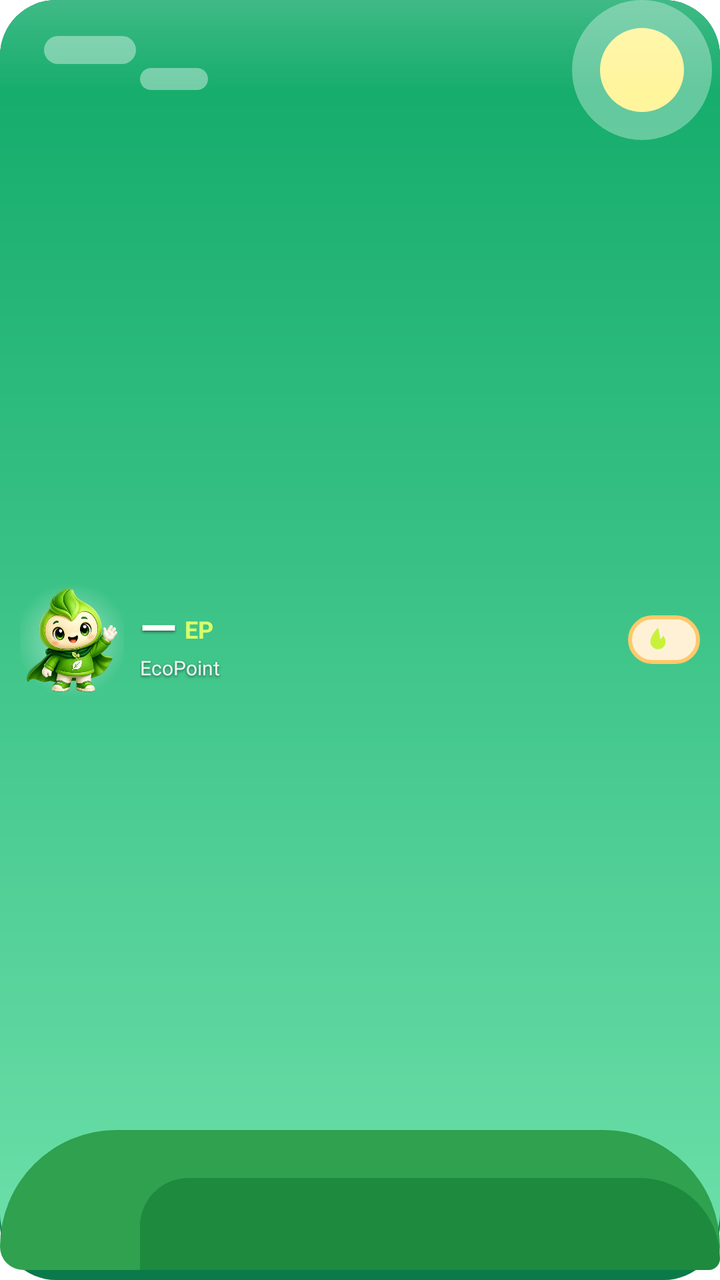
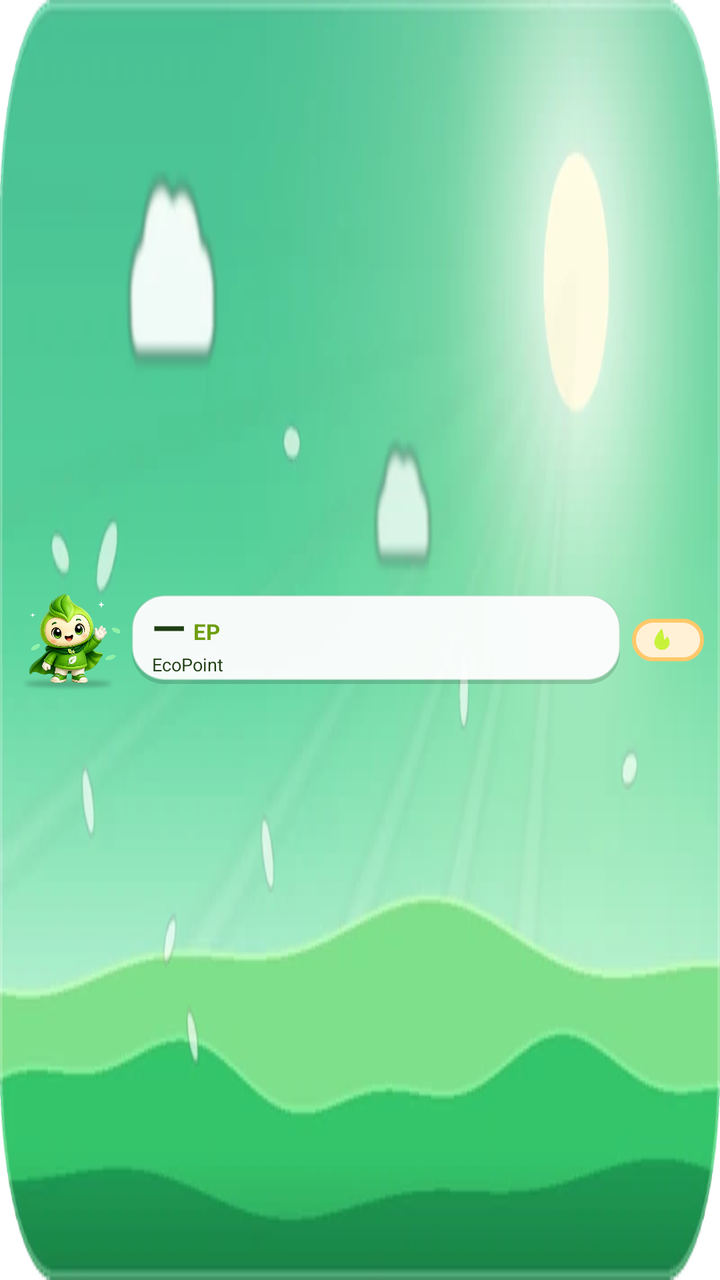

An Android layout rendered at two revisions. The XML below is the earlier revision; the diff shows what the commit changed to produce the second picture.
<!-- AndroidManifest.xml: fallback theme Theme.MaterialComponents.DayNight.NoActionBar -->
<!-- res/layout/ep_widget_xs.xml -->
<?xml version="1.0" encoding="utf-8"?>
<FrameLayout xmlns:android="http://schemas.android.com/apk/res/android" android:id="@+id/ep_widget_root" android:layout_width="match_parent" android:layout_height="match_parent" android:background="@drawable/ep_widget_bg">
<LinearLayout android:layout_width="match_parent" android:layout_height="match_parent" android:gravity="center_vertical" android:orientation="horizontal" android:padding="10dp">
<ImageView android:id="@+id/ep_widget_mascot" android:layout_width="52dp" android:layout_height="match_parent" android:background="@drawable/ep_widget_halo" android:contentDescription="EcoFriend" android:scaleType="fitCenter" android:src="@drawable/ecofriend_normal" />
<LinearLayout android:layout_width="0dp" android:layout_height="wrap_content" android:layout_weight="1" android:layout_marginStart="8dp" android:orientation="vertical">
<LinearLayout android:layout_width="wrap_content" android:layout_height="wrap_content" android:gravity="bottom" android:orientation="horizontal">
<TextView android:id="@+id/ep_widget_balance" android:layout_width="wrap_content" android:layout_height="wrap_content" android:includeFontPadding="false" android:maxLines="1" android:text="—" android:textStyle="bold" android:textColor="@color/ef_w_text" android:shadowColor="#80000000" android:shadowDx="0" android:shadowDy="2" android:shadowRadius="3" android:textSize="24sp" />
<TextView android:id="@+id/ep_widget_unit" android:layout_width="wrap_content" android:layout_height="wrap_content" android:layout_marginStart="4dp" android:layout_marginBottom="3dp" android:includeFontPadding="false" android:textStyle="bold" android:text="EP" android:textColor="@color/ef_w_lime"  android:textSize="12sp" />
</LinearLayout>
<TextView android:id="@+id/ep_widget_label" android:layout_width="match_parent" android:layout_height="wrap_content" android:ellipsize="end" android:includeFontPadding="false" android:maxLines="1" android:text="EcoPoint" android:textColor="@color/ef_w_sub" android:shadowColor="#80000000" android:shadowDx="0" android:shadowDy="2" android:shadowRadius="3" android:textSize="10sp" />
</LinearLayout>
<LinearLayout android:id="@+id/ep_widget_streak_chip" android:layout_width="wrap_content" android:layout_height="wrap_content" android:background="@drawable/ep_widget_chip" android:gravity="center_vertical" android:orientation="horizontal" android:paddingStart="8dp" android:paddingEnd="10dp" android:paddingTop="4dp" android:paddingBottom="4dp">
<ImageView android:id="@+id/ep_widget_flame" android:layout_width="14dp" android:layout_height="14dp" android:importantForAccessibility="no" android:src="@drawable/ep_widget_flame" />
<TextView android:id="@+id/ep_widget_streak" android:layout_width="wrap_content" android:layout_height="wrap_content" android:layout_marginStart="4dp" android:includeFontPadding="false" android:textStyle="bold" android:textColor="@color/ef_w_flame" android:textSize="14sp" android:text="" />
</LinearLayout>
</LinearLayout>
</FrameLayout>
<!-- resources referenced by this layout -->
<resources>
  <color name="ef_w_flame">#FFF57C00</color>
  <color name="ef_w_lime">#FFD9FF6B</color>
  <color name="ef_w_sub">#E6FFFFFF</color>
  <color name="ef_w_text">#FFFFFFFF</color>
  <!-- drawable ecofriend_normal: png bitmap (drawable-nodpi, 161471 bytes) -->
  <!-- drawable ep_widget_bg: vector/xml drawable (drawable, 2232 chars, omitted) -->
  <!-- drawable ep_widget_chip (drawable) -->
  <?xml version="1.0" encoding="utf-8"?>
  <shape xmlns:android="http://schemas.android.com/apk/res/android" android:shape="rectangle"><solid android:color="@color/ef_w_chip" /><stroke android:width="2dp" android:color="@color/ef_w_chip_stroke" /><corners android:radius="999dp" /></shape>
  <!-- drawable ep_widget_flame (drawable) -->
  <?xml version="1.0" encoding="utf-8"?>
  <vector xmlns:android="http://schemas.android.com/apk/res/android"
      android:width="24dp"
      android:height="24dp"
      android:viewportWidth="24"
      android:viewportHeight="24">
      <path
          android:fillColor="#FFC8F23A"
          android:pathData="M12,2C12,2 5.5,8.5 5.5,14a6.5,6.5 0 0 0 13,0c0,-2.2 -1,-3.8 -2.1,-5.3c-0.5,1.6 -1.5,2.6 -2.6,3.1C13.8,8.2 12,2 12,2z" />
  </vector>
  <!-- drawable ep_widget_halo (drawable) -->
  <?xml version="1.0" encoding="utf-8"?>
  <shape xmlns:android="http://schemas.android.com/apk/res/android" android:shape="rectangle"><gradient android:type="radial" android:gradientRadius="55%" android:startColor="@color/ef_w_halo_in" android:endColor="@color/ef_w_halo_out" /></shape>
  <color name="ef_w_chip">#FFFFF1D6</color>
  <color name="ef_w_chip_stroke">#FFFFC96B</color>
  <color name="ef_w_halo_in">#80FFFFFF</color>
  <color name="ef_w_halo_out">#00FFFFFF</color>
</resources>

<!-- the commit's change to res/layout/ep_widget_xs.xml (unified diff, before → after) -->
@@ -1,17 +1,20 @@
 <?xml version="1.0" encoding="utf-8"?>
-<FrameLayout xmlns:android="http://schemas.android.com/apk/res/android" android:id="@+id/ep_widget_root" android:layout_width="match_parent" android:layout_height="match_parent" android:background="@drawable/ep_widget_bg">
-<LinearLayout android:layout_width="match_parent" android:layout_height="match_parent" android:gravity="center_vertical" android:orientation="horizontal" android:padding="10dp">
-<ImageView android:id="@+id/ep_widget_mascot" android:layout_width="52dp" android:layout_height="match_parent" android:background="@drawable/ep_widget_halo" android:contentDescription="EcoFriend" android:scaleType="fitCenter" android:src="@drawable/ecofriend_normal" />
-<LinearLayout android:layout_width="0dp" android:layout_height="wrap_content" android:layout_weight="1" android:layout_marginStart="8dp" android:orientation="vertical">
-<LinearLayout android:layout_width="wrap_content" android:layout_height="wrap_content" android:gravity="bottom" android:orientation="horizontal">
-<TextView android:id="@+id/ep_widget_balance" android:layout_width="wrap_content" android:layout_height="wrap_content" android:includeFontPadding="false" android:maxLines="1" android:text="—" android:textStyle="bold" android:textColor="@color/ef_w_text" android:shadowColor="#80000000" android:shadowDx="0" android:shadowDy="2" android:shadowRadius="3" android:textSize="24sp" />
-<TextView android:id="@+id/ep_widget_unit" android:layout_width="wrap_content" android:layout_height="wrap_content" android:layout_marginStart="4dp" android:layout_marginBottom="3dp" android:includeFontPadding="false" android:textStyle="bold" android:text="EP" android:textColor="@color/ef_w_lime"  android:textSize="12sp" />
+<FrameLayout xmlns:android="http://schemas.android.com/apk/res/android" android:id="@+id/ep_widget_root" android:layout_width="match_parent" android:layout_height="match_parent">
+<ImageView android:id="@+id/ep_widget_bgimg" android:layout_width="match_parent" android:layout_height="match_parent" android:src="@drawable/ep_w_bg_day_wide" android:scaleType="fitXY" android:importantForAccessibility="no" />
+<LinearLayout android:layout_width="match_parent" android:layout_height="match_parent" android:orientation="horizontal" android:gravity="center_vertical" android:padding="8dp">
+<ImageView android:id="@+id/ep_widget_mascot" android:layout_width="52dp" android:layout_height="match_parent" android:src="@drawable/ecofriend_w_day" android:scaleType="fitCenter" android:contentDescription="EcoFriend" />
+<LinearLayout android:layout_width="0dp" android:layout_height="wrap_content" android:orientation="vertical" android:id="@+id/ep_w_p1" android:background="@drawable/ep_w_panel_light" android:paddingStart="10dp" android:paddingEnd="10dp" android:paddingTop="4dp" android:paddingBottom="4dp" android:layout_weight="1" android:layout_marginStart="6dp">
+<LinearLayout android:layout_width="wrap_content" android:layout_height="wrap_content" android:orientation="horizontal" android:gravity="bottom">
+<TextView android:id="@+id/ep_widget_balance" android:layout_width="wrap_content" android:layout_height="wrap_content" android:includeFontPadding="false" android:maxLines="1" android:ellipsize="end" android:text="—" android:textColor="@color/ef_w_ink" android:textSize="22sp" android:textStyle="bold" />
+<TextView android:id="@+id/ep_widget_unit" android:layout_width="wrap_content" android:layout_height="wrap_content" android:includeFontPadding="false" android:maxLines="1" android:ellipsize="end" android:text="EP" android:textColor="@color/ef_w_green_lip" android:textSize="11sp" android:textStyle="bold" android:layout_marginStart="4dp" android:layout_marginBottom="2dp" />
 </LinearLayout>
-<TextView android:id="@+id/ep_widget_label" android:layout_width="match_parent" android:layout_height="wrap_content" android:ellipsize="end" android:includeFontPadding="false" android:maxLines="1" android:text="EcoPoint" android:textColor="@color/ef_w_sub" android:shadowColor="#80000000" android:shadowDx="0" android:shadowDy="2" android:shadowRadius="3" android:textSize="10sp" />
+<TextView android:id="@+id/ep_widget_label" android:layout_width="wrap_content" android:layout_height="wrap_content" android:includeFontPadding="false" android:maxLines="1" android:ellipsize="end" android:text="EcoPoint" android:textColor="@color/ef_w_ink" android:textSize="9sp" />
 </LinearLayout>
-<LinearLayout android:id="@+id/ep_widget_streak_chip" android:layout_width="wrap_content" android:layout_height="wrap_content" android:background="@drawable/ep_widget_chip" android:gravity="center_vertical" android:orientation="horizontal" android:paddingStart="8dp" android:paddingEnd="10dp" android:paddingTop="4dp" android:paddingBottom="4dp">
-<ImageView android:id="@+id/ep_widget_flame" android:layout_width="14dp" android:layout_height="14dp" android:importantForAccessibility="no" android:src="@drawable/ep_widget_flame" />
-<TextView android:id="@+id/ep_widget_streak" android:layout_width="wrap_content" android:layout_height="wrap_content" android:layout_marginStart="4dp" android:includeFontPadding="false" android:textStyle="bold" android:textColor="@color/ef_w_flame" android:textSize="14sp" android:text="" />
+<LinearLayout android:layout_width="wrap_content" android:layout_height="wrap_content" android:orientation="horizontal" android:layout_marginStart="6dp">
+<LinearLayout android:layout_width="wrap_content" android:layout_height="wrap_content" android:orientation="horizontal" android:id="@+id/ep_widget_streak_chip" android:gravity="center_vertical" android:background="@drawable/ep_widget_chip" android:paddingStart="8dp" android:paddingEnd="10dp" android:paddingTop="3dp" android:paddingBottom="3dp">
+<ImageView android:id="@+id/ep_widget_flame" android:layout_width="14dp" android:layout_height="14dp" android:src="@drawable/ep_widget_flame" android:scaleType="fitCenter" android:importantForAccessibility="no" />
+<TextView android:id="@+id/ep_widget_streak" android:layout_width="wrap_content" android:layout_height="wrap_content" android:includeFontPadding="false" android:maxLines="1" android:ellipsize="end" android:text="" android:textColor="@color/ef_w_flame" android:textSize="13sp" android:textStyle="bold" android:layout_marginStart="4dp" />
+</LinearLayout>
 </LinearLayout>
 </LinearLayout>
 </FrameLayout>
<!-- resource entries referenced after the edit -->
@@ -1,11 +1,16 @@
 <!-- resources referenced by this layout -->
 <resources>
   <color name="ef_w_flame">#FFF57C00</color>
-  <color name="ef_w_lime">#FFD9FF6B</color>
-  <color name="ef_w_sub">#E6FFFFFF</color>
-  <color name="ef_w_text">#FFFFFFFF</color>
-  <!-- drawable ecofriend_normal: png bitmap (drawable-nodpi, 161471 bytes) -->
-  <!-- drawable ep_widget_bg: vector/xml drawable (drawable, 2232 chars, omitted) -->
+  <color name="ef_w_green_lip">#FF6E9E0F</color>
+  <color name="ef_w_ink">#FF1F3D12</color>
+  <!-- drawable ecofriend_w_day: png bitmap (drawable-nodpi, 181548 bytes) -->
+  <!-- drawable ep_w_bg_day_wide: webp bitmap (drawable-nodpi, 12158 bytes) -->
+  <!-- drawable ep_w_panel_light (drawable) -->
+  <?xml version="1.0" encoding="utf-8"?>
+  <layer-list xmlns:android="http://schemas.android.com/apk/res/android">
+      <item><shape android:shape="rectangle"><solid android:color="#26000000" /><corners android:radius="16dp" /></shape></item>
+      <item android:bottom="2dp"><shape android:shape="rectangle"><solid android:color="#F2FFFFFF" /><stroke android:width="1dp" android:color="#80FFFFFF" /><corners android:radius="16dp" /></shape></item>
+  </layer-list>
   <!-- drawable ep_widget_chip (drawable) -->
   <?xml version="1.0" encoding="utf-8"?>
   <shape xmlns:android="http://schemas.android.com/apk/res/android" android:shape="rectangle"><solid android:color="@color/ef_w_chip" /><stroke android:width="2dp" android:color="@color/ef_w_chip_stroke" /><corners android:radius="999dp" /></shape>
@@ -20,12 +25,7 @@
           android:fillColor="#FFC8F23A"
           android:pathData="M12,2C12,2 5.5,8.5 5.5,14a6.5,6.5 0 0 0 13,0c0,-2.2 -1,-3.8 -2.1,-5.3c-0.5,1.6 -1.5,2.6 -2.6,3.1C13.8,8.2 12,2 12,2z" />
   </vector>
-  <!-- drawable ep_widget_halo (drawable) -->
-  <?xml version="1.0" encoding="utf-8"?>
-  <shape xmlns:android="http://schemas.android.com/apk/res/android" android:shape="rectangle"><gradient android:type="radial" android:gradientRadius="55%" android:startColor="@color/ef_w_halo_in" android:endColor="@color/ef_w_halo_out" /></shape>
   <color name="ef_w_chip">#FFFFF1D6</color>
   <color name="ef_w_chip_stroke">#FFFFC96B</color>
-  <color name="ef_w_halo_in">#80FFFFFF</color>
-  <color name="ef_w_halo_out">#00FFFFFF</color>
 </resources>
 
